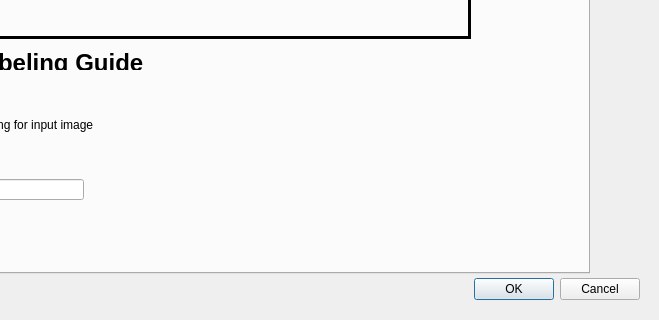
Old version of the form facet_ml/applet/segmenter_classify_train_v2.ui in the repository jepietryga/colloidalcrystal_ml; both pictures show x 541 to 1200 and y 547 to 867 of the 1200 by 867 pixel window.
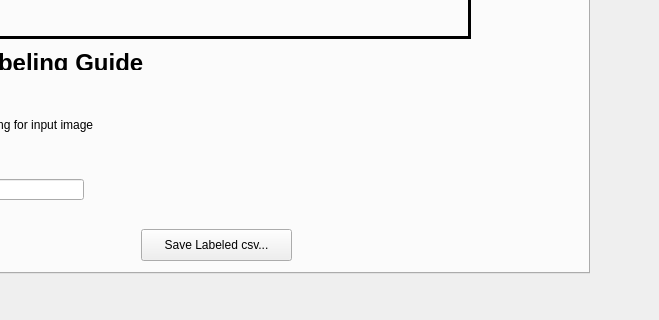
New version of the form. The open tabs and pages were chosen to show the change.

Patch:
```diff
--- a/facet_ml/applet/segmenter_classify_train_v2.ui
+++ b/facet_ml/applet/segmenter_classify_train_v2.ui
@@ -13,22 +13,6 @@
   <property name="windowTitle">
    <string>Dialog</string>
   </property>
-  <widget class="QDialogButtonBox" name="buttonBox">
-   <property name="geometry">
-    <rect>
-     <x>840</x>
-     <y>820</y>
-     <width>341</width>
-     <height>32</height>
-    </rect>
-   </property>
-   <property name="orientation">
-    <enum>Qt::Horizontal</enum>
-   </property>
-   <property name="standardButtons">
-    <set>QDialogButtonBox::Cancel|QDialogButtonBox::Ok</set>
-   </property>
-  </widget>
   <widget class="QTabWidget" name="tabWidget">
    <property name="geometry">
     <rect>
@@ -319,6 +303,19 @@
       </rect>
      </property>
     </widget>
+    <widget class="QPushButton" name="saveClassifyButton">
+     <property name="geometry">
+      <rect>
+       <x>300</x>
+       <y>720</y>
+       <width>151</width>
+       <height>32</height>
+      </rect>
+     </property>
+     <property name="text">
+      <string>Save Labeled csv...</string>
+     </property>
+    </widget>
    </widget>
   </widget>
   <widget class="QLabel" name="inputImagePixLabel">
```
Left out of the diff: 40 changed lines with no effect on the pictures.
